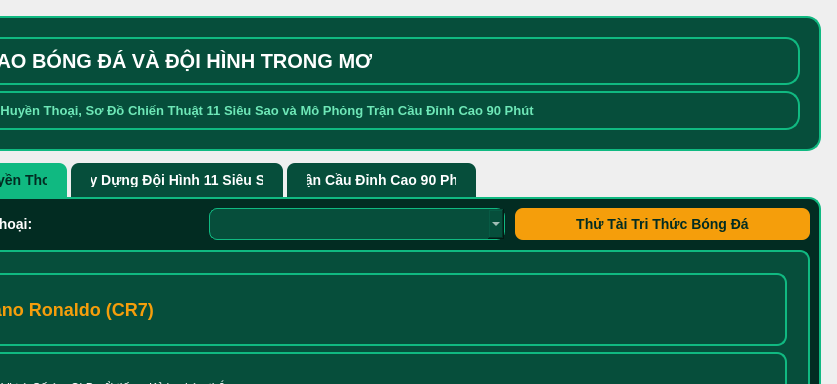
Before: the Qt Designer form giao_dien_ui/man_hinh_bong_da_tong_hop.ui in ducthienhodoan-cpu/Ronaldohoctap, drawn with Qt 5; both pictures show x 123 to 960 and y 0 to 384 of the 960 by 680 pixel window.
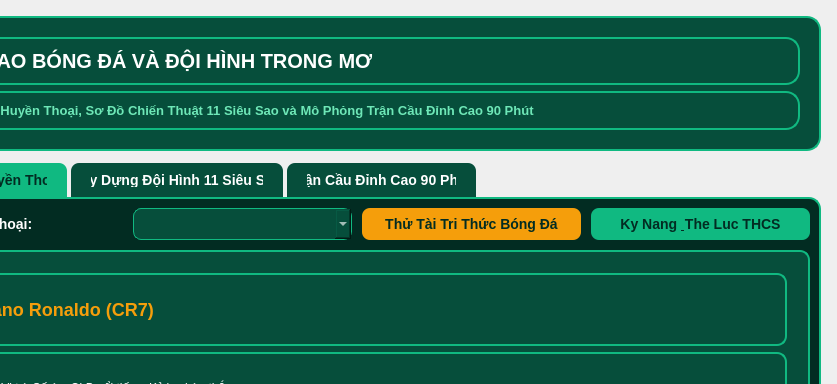
After: the same form once the commit is applied.

Commit message: Nang cap toan dien chuyen sau Bong Da va Co Tri Tue (Co Vua, Co Tuong) tren PyQt6 va Web PWA

```diff
--- a/giao_dien_ui/man_hinh_bong_da_tong_hop.ui
+++ b/giao_dien_ui/man_hinh_bong_da_tong_hop.ui
@@ -103,6 +103,16 @@
            </property>
           </widget>
          </item>
+          <item>
+           <widget class="QPushButton" name="btnCamNangKyNang">
+            <property name="text">
+             <string>Ky Nang &amp; The Luc THCS</string>
+            </property>
+            <property name="styleSheet">
+             <string notr="true">background-color: #10B981; color: #022C22; font-weight: bold; font-size: 14px; padding: 8px 16px; border-radius: 8px;</string>
+            </property>
+           </widget>
+          </item>
         </layout>
        </item>
        <item>
```
The commit also changes 14 other files.
